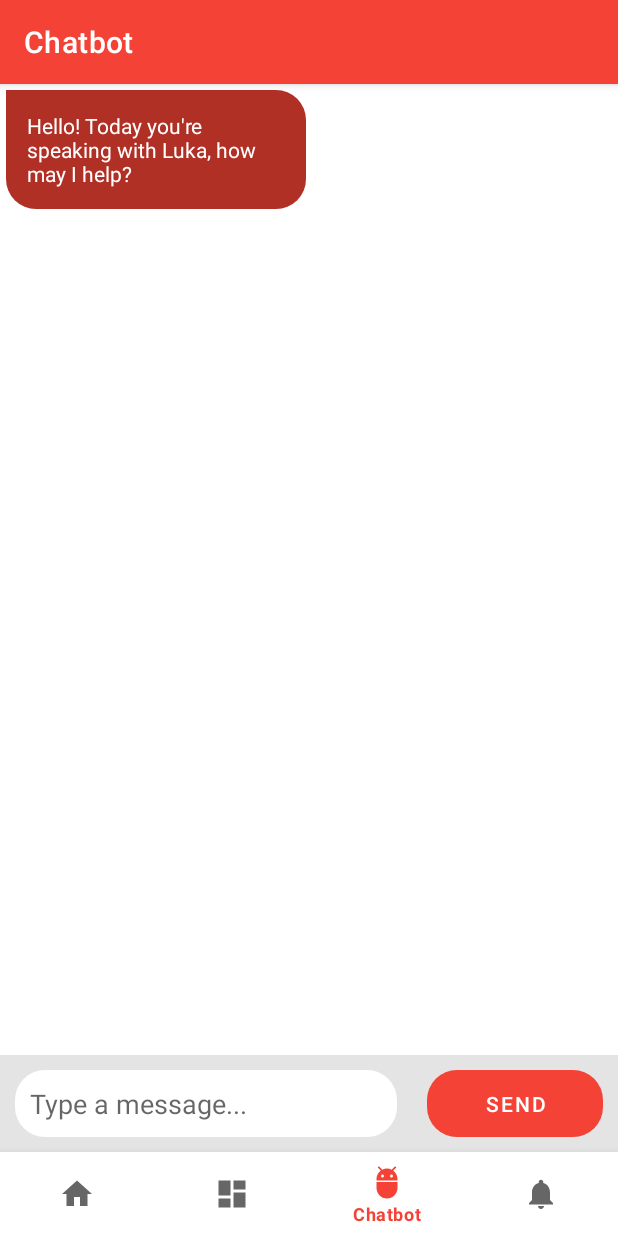
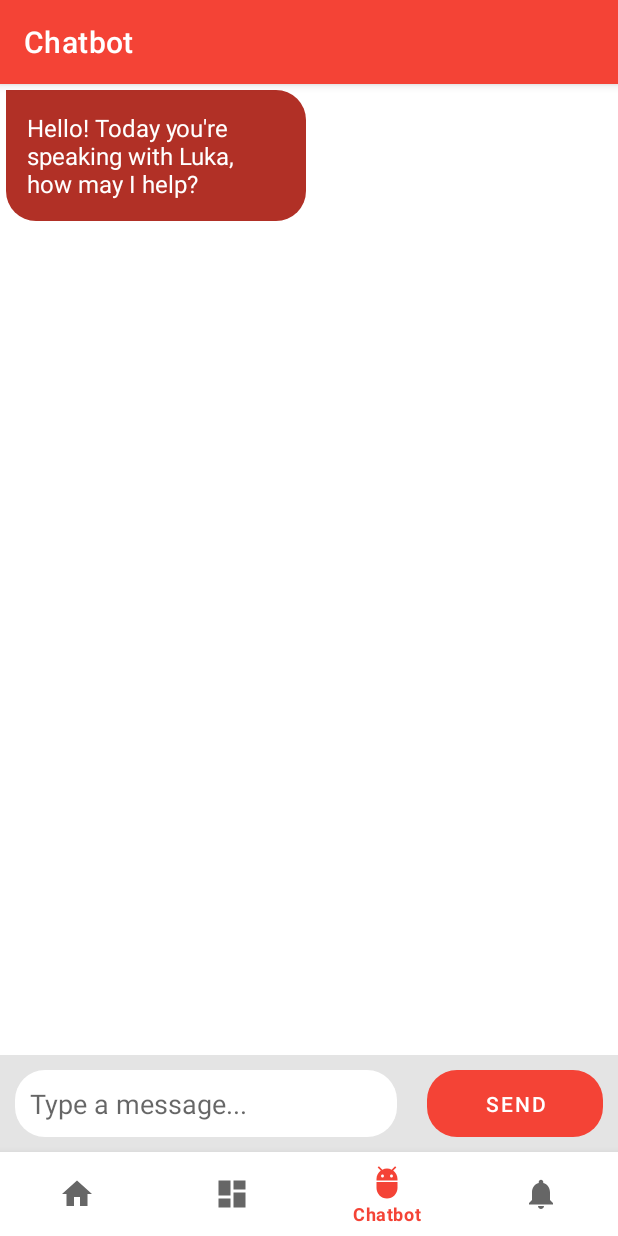
Before and after one commit to ZeleDavid/Dragonhack2021, an Android app: the screen it shows after launch (MainActivity), item 3 of the bottom bar chosen, on a phone screen of 412 x 824 dp. Run offline under Robolectric (Android 15) with nearby library versions, the phone set to English and light mode, and no system bars; our stand-ins replace Firebase (no records; nobody signed in at launch, a user with empty details on screens opened directly), Volley, navigation-ui; libraries missing offline, so code that uses them is left out: com.yarolegovich.discretescrollview, uk.me.hardill; network calls fail.

Commit message:
additional fixes

```diff
--- a/PetPal/app/src/main/java/si/dragonhack/petpal/data/FirebaseDatabase.kt
+++ b/PetPal/app/src/main/java/si/dragonhack/petpal/data/FirebaseDatabase.kt
@@ -17,10 +17,7 @@ object FirebaseDatabase {
     lateinit var sharedPref: SharedPreferences
 
     init {
-        Log.i("FirebaseDatabase", "initiating firebase database")
-
         database = FirebaseDatabase.getInstance().reference
-
     }
 
     fun getAllPets(): MutableLiveData<List<PetSymptom>>{
@@ -42,36 +39,9 @@ object FirebaseDatabase {
                         pet.bodyParts.add(dsNested.value.toString())
                     }
 
-//                    r.name = ds.child("name").value.toString()
-//                    r.picture = ds.child("picture").value.toString()
-//                    r.price = ds.child("price").value.toString().toDouble()
-//                    r.address = ds.child("address").value.toString()
-//                    r.postCode = ds.child("postCode").value.toString()
-//                    r.description = ds.child("description").value.toString()
-//                    r.website = ds.child("website").value.toString()
-//                    //rates
-//                    r.rateFood = ds.child("rateFood").value.toString().toDouble()
-//                    r.rateOffer = ds.child("rateOffer").value.toString().toDouble()
-//                    r.rateService = ds.child("rateService").value.toString().toDouble()
-//                    r.reviews = RestaurantRepository.reviews
-//                    //calculating rate for person
-//                    if(firebaseAuth.currentUser!=null) {
-//                        sharedPref = ctx.getSharedPreferences("pref", Context.MODE_PRIVATE)
-//                        var  sFood = sharedPref.getFloat("sliderFood", Float.MAX_VALUE)
-//                        var  sOffer = sharedPref.getFloat("sliderOffer", Float.MAX_VALUE)
-//                        var  sService = sharedPref.getFloat("sliderService", Float.MAX_VALUE)
-//                        // different calculations depending on user settings
-//                        r.rate = (r.rateFood*(sFood/3)+r.rateOffer*(sOffer/3)+r.rateService*(sService/3))/3
-//                    }
-//                    else{
-//                        r.rate = (r.rateFood+r.rateOffer+r.rateService)/3
-//                    }
-//                    r.rate=round(r.rate*10)/10
                     listek.add(pet)
-                    //Log.d("TAG", restaurantId)
                 }
                 mutableData.value=listek
-                //Log.d("TAG", list)
 
             }
 
--- a/PetPal/app/src/main/res/layout/message_item.xml
+++ b/PetPal/app/src/main/res/layout/message_item.xml
@@ -14,7 +14,7 @@
         android:padding="14dp"
         android:text="This is a sample message that will appear"
         android:textColor="@android:color/white"
-        android:textSize="14sp" />
+        android:textSize="16sp" />
 
     <TextView
         android:visibility="visible"
@@ -28,7 +28,7 @@
         android:padding="14dp"
         android:text="This is a sample message that will appear"
         android:textColor="@android:color/white"
-        android:textSize="14sp" />
+        android:textSize="16sp" />
 
 
 </RelativeLayout>
```
Also changed, not shown: PetPal/app/src/main/java/si/dragonhack/petpal/data/utils/BotResponse.kt (+4 -3 lines).
